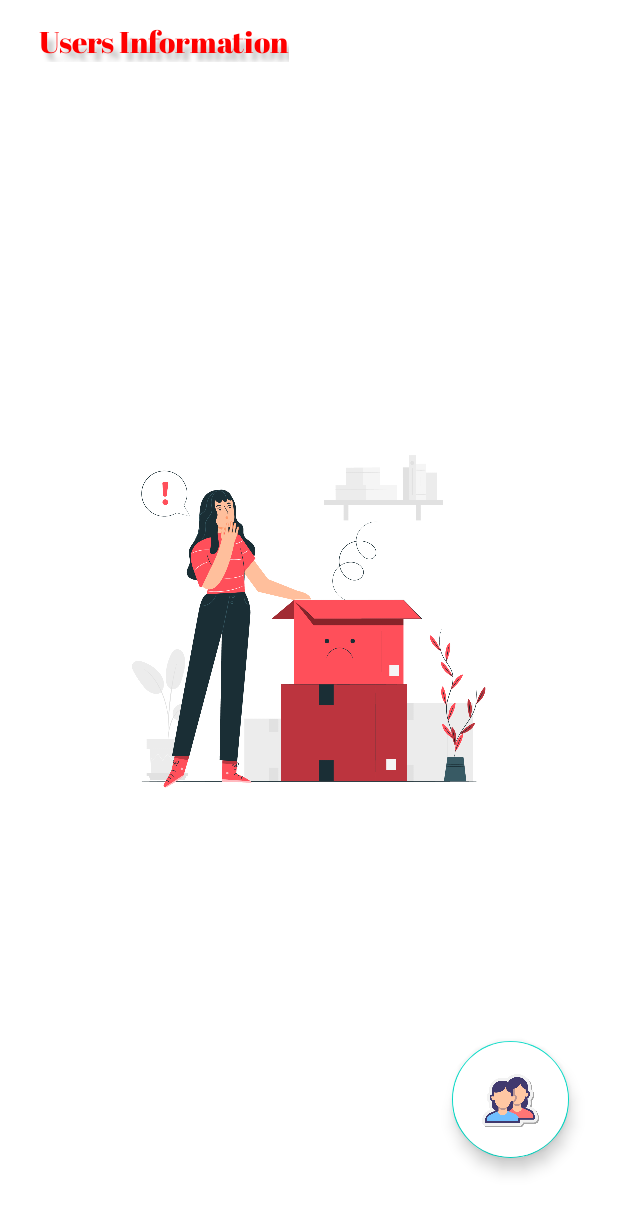
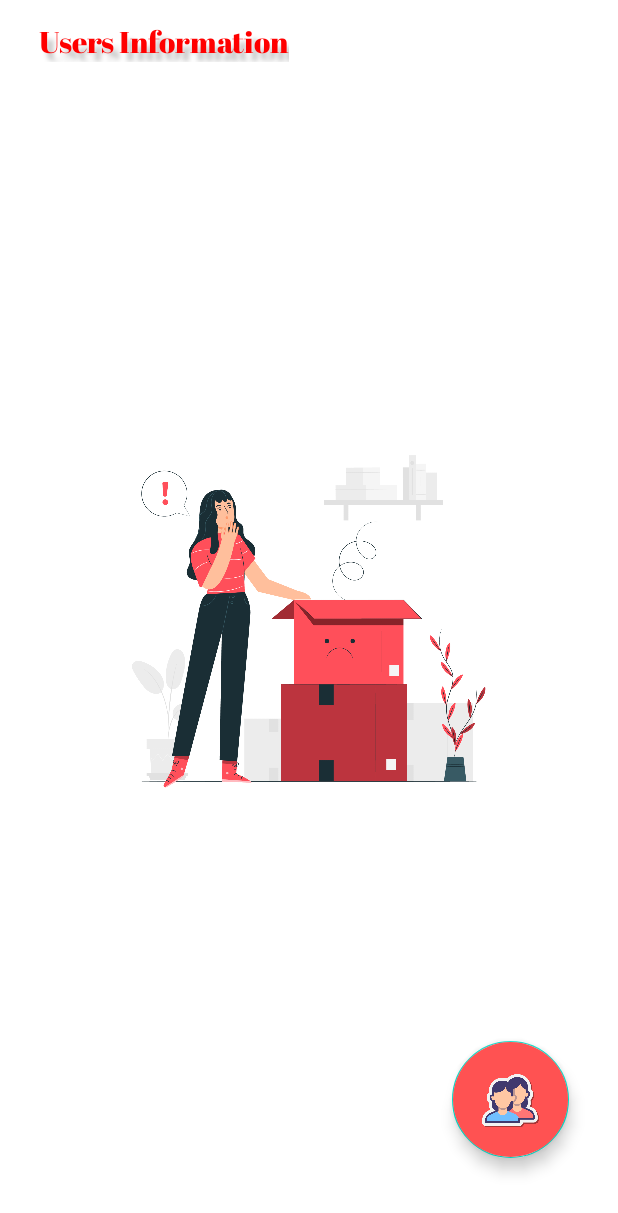
Before and after one commit to Preetojha08/Admin_Panel_Of_Catering_Management_System, an Android app: the UsersDataActivity screen opened directly, with no data from a screen before it, on a phone screen of 412 x 824 dp. Shown: the top 1213 px of the screen. Run offline under Robolectric (Android 15) with nearby library versions, the phone set to English and light mode, and no system bars; our stand-ins replace Volley, sdp/ssp sizes; network calls fail.

Commit message:
UI Updated

```diff
--- a/app/src/main/java/com/creatures/mycateringadminpanel/UsersDataActivity.java
+++ b/app/src/main/java/com/creatures/mycateringadminpanel/UsersDataActivity.java
@@ -5,6 +5,7 @@ import androidx.appcompat.widget.Toolbar;
 import androidx.recyclerview.widget.LinearLayoutManager;
 import androidx.recyclerview.widget.RecyclerView;
 
+import android.content.Intent;
 import android.os.Bundle;
 import android.view.View;
 import android.widget.ImageView;
@@ -51,6 +52,13 @@ public class UsersDataActivity extends AppCompatActivity {
 
         users_data_fab=(FloatingActionButton)findViewById(R.id.floating_action_button_users_data);
         users_data_fab.setImageTintMode(null);
+
+        users_data_fab.setOnClickListener(new View.OnClickListener() {
+            @Override
+            public void onClick(View view) {
+                startActivity(new Intent(UsersDataActivity.this,AddUserActivity.class));
+            }
+        });
 
         empty_imageview=(ImageView)findViewById(R.id.image_view_users_database);
         empty_imageview.setVisibility(View.GONE);
--- a/app/src/main/res/layout/activity_users_data.xml
+++ b/app/src/main/res/layout/activity_users_data.xml
@@ -31,16 +31,16 @@
         android:src="@drawable/no_data" />
 
     <com.google.android.material.floatingactionbutton.FloatingActionButton
+        android:id="@+id/floating_action_button_users_data"
         android:layout_width="wrap_content"
         android:layout_height="wrap_content"
+        android:layout_alignParentRight="true"
+        android:layout_alignParentBottom="true"
+        android:layout_marginRight="@dimen/_25sdp"
+        android:layout_marginBottom="@dimen/_40sdp"
+        android:backgroundTint="@color/purple_500"
         android:src="@drawable/users"
         app:fabCustomSize="@dimen/_60sdp"
-        app:maxImageSize="@dimen/_30sdp"
-        android:id="@+id/floating_action_button_users_data"
-        android:layout_alignParentRight="true"
-        android:backgroundTint="@color/white"
-        android:layout_alignParentBottom="true"
-        android:layout_marginBottom="@dimen/_40sdp"
-        android:layout_marginRight="@dimen/_25sdp"/>
+        app:maxImageSize="@dimen/_30sdp" />
 
 </RelativeLayout>
```
Also changed, not shown: app/src/main/AndroidManifest.xml (+5 -2 lines), app/src/main/res/layout/usersdata_layout.xml (+5 -5 lines).
